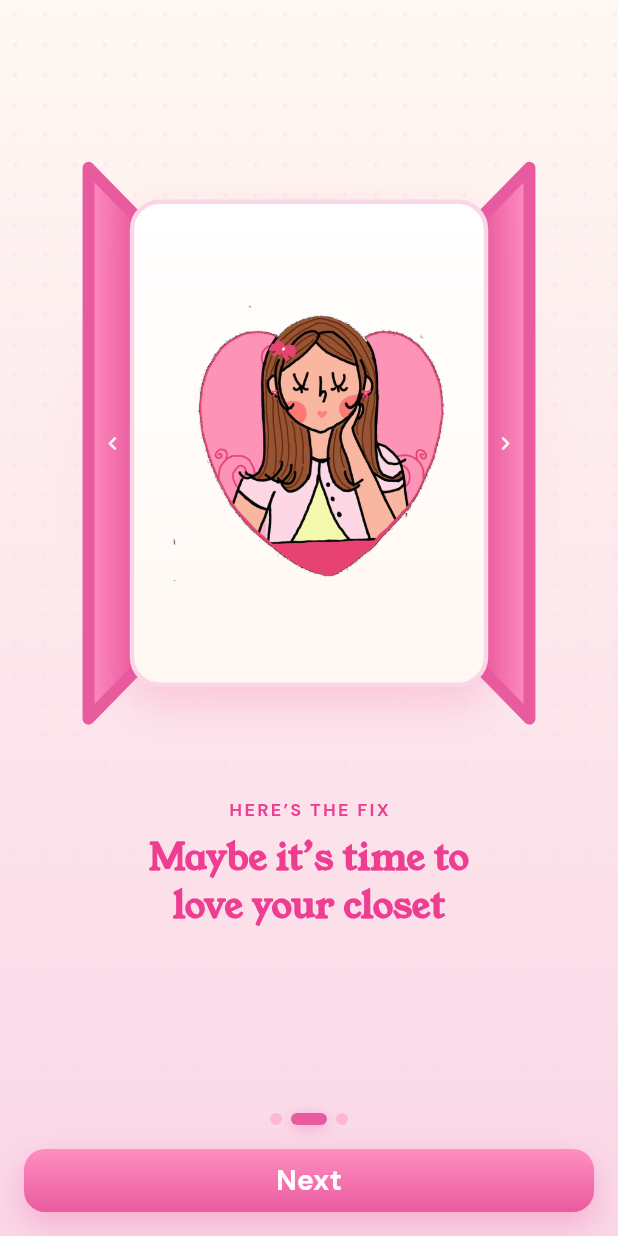
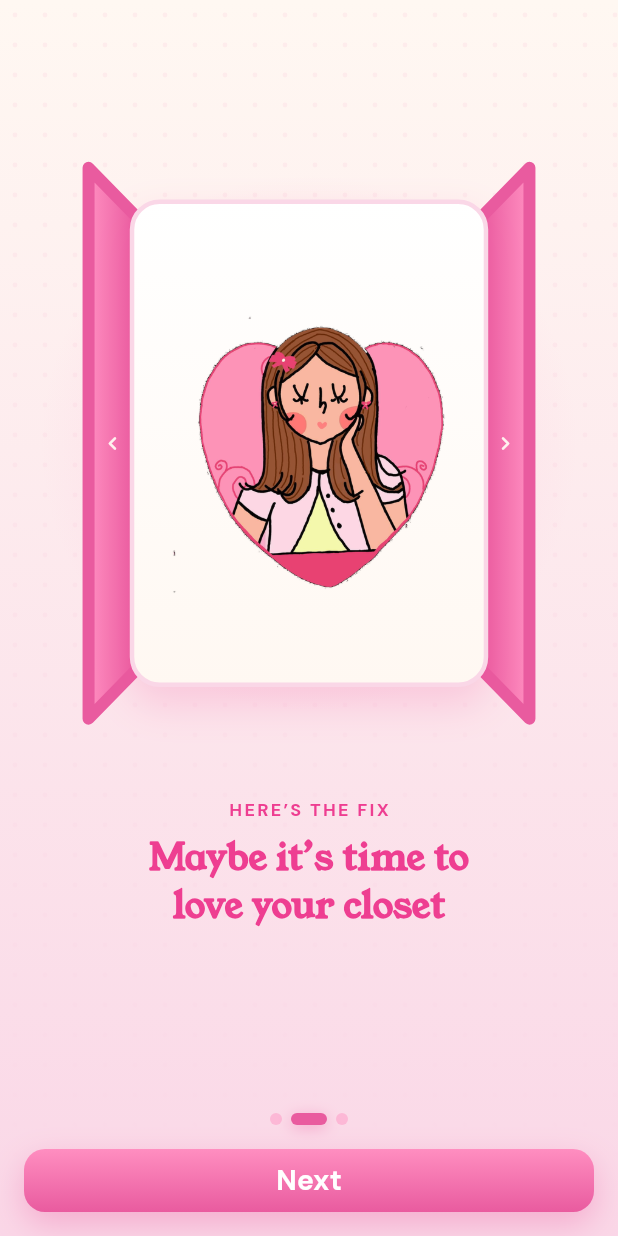
Before and after one commit to sofiademesa/love-my-closet, a Flutter app: the screen it shows after launch, after a tap on "Next", on a phone screen of 412 x 824 dp. Run offline on Flutter 3.47's test engine with Material 3 defaults, Android fonts, the phone set to English and light mode, and no system bars; our stand-ins replace device_preview.

Commit message:
center empty state and pin filters above scrolling grid

```diff
--- a/lib/screens/onboarding/landing_page.dart
+++ b/lib/screens/onboarding/landing_page.dart
@@ -50,7 +50,13 @@ class LandingPage extends StatelessWidget {
                         ),
                       ),
                     ),
-                    HeartAvatar(width: avatarWidth),
+                    // Same optical-centering nudge as Onboarding 2: the
+                    // heart's visual weight sits above its geometric
+                    // center, so shift it down slightly to look centered.
+                    Align(
+                      alignment: const Alignment(0, 0.12),
+                      child: HeartAvatar(width: avatarWidth),
+                    ),
                   ],
                 ),
               ),
--- a/lib/screens/onboarding/onboarding_1_page.dart
+++ b/lib/screens/onboarding/onboarding_1_page.dart
@@ -281,19 +281,6 @@ class _DoorFace extends StatelessWidget {
           ),
           child: Stack(
             children: [
-              // Glossy highlight across the top of the door.
-              Positioned(
-                top: -height * 0.28,
-                left: -height * 0.15,
-                right: -height * 0.15,
-                child: Container(
-                  height: height * 0.55,
-                  decoration: BoxDecoration(
-                    shape: BoxShape.circle,
-                    color: AppColors.white.withValues(alpha: 0.16),
-                  ),
-                ),
-              ),
               // Seam line on the inner edge (the edge nearest the other
               // door).
               Positioned(
--- a/lib/screens/onboarding/onboarding_2_page.dart
+++ b/lib/screens/onboarding/onboarding_2_page.dart
@@ -76,7 +76,14 @@ class _AvatarCarousel extends StatelessWidget {
                     ),
                   ],
                 ),
-                child: Center(child: HeartAvatar(width: cardWidth * 0.8)),
+                // A heart is visually top-heavy (wide lobes up top,
+                // tapering to a point below), so dead-center math reads as
+                // sitting slightly too high. Nudge it down a touch so it
+                // looks centered in the card.
+                child: Align(
+                  alignment: const Alignment(0, 0.12),
+                  child: HeartAvatar(width: cardWidth * 0.8),
+                ),
               ),
             ],
           );
```
Also changed, not shown: lib/screens/closet/closet_screen.dart (+21 -14 lines), lib/screens/outfit_builder/outfit_builder_screen.dart (+5 -3 lines).
